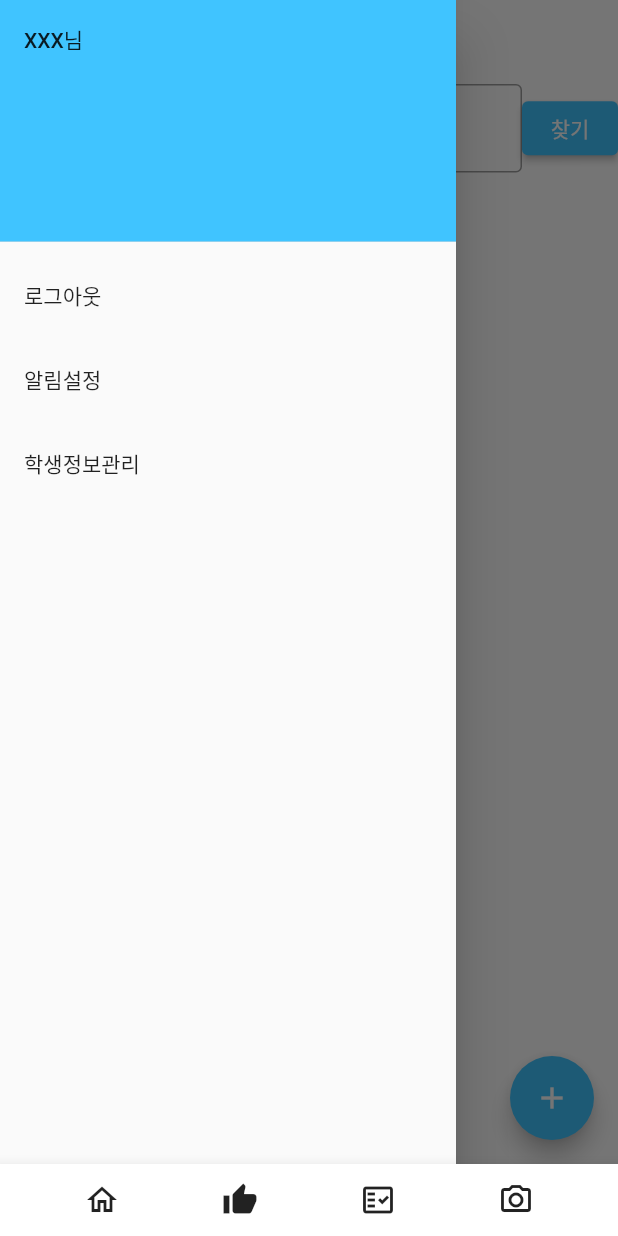
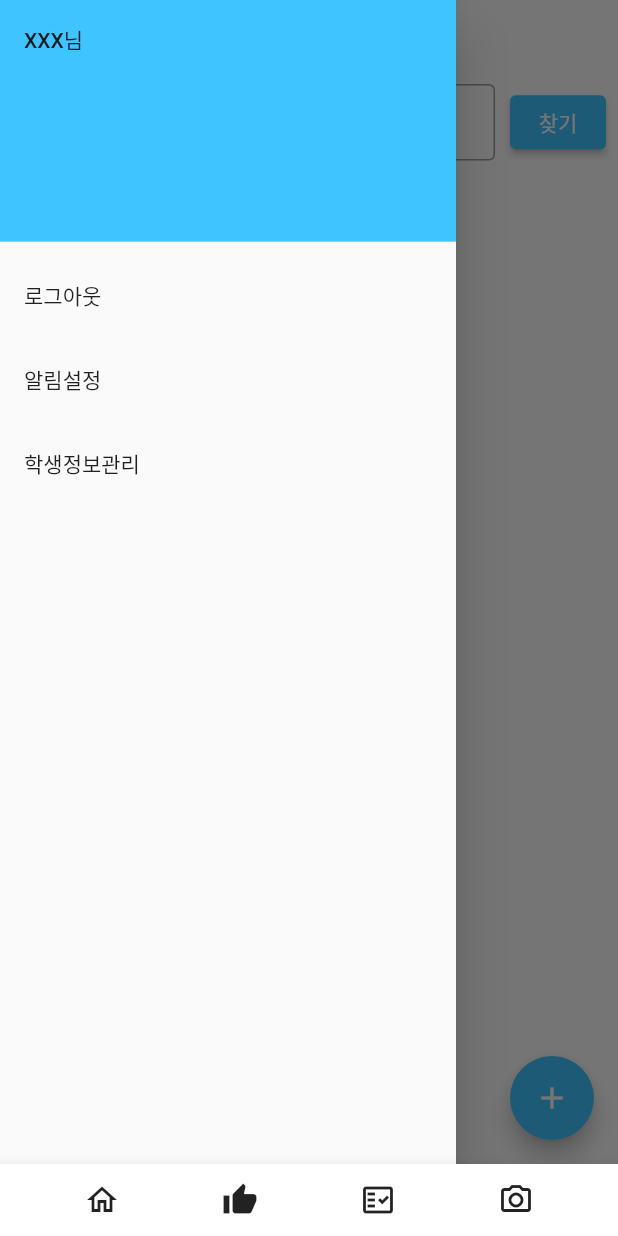
Before and after one commit to Hayun218/CRA, a Flutter app: the screen it shows after launch, item 2 of the bottom bar chosen, with the side drawer open, on a phone screen of 412 x 824 dp. Run offline on Flutter 3.47's test engine with Material 2 defaults, Android fonts, the phone set to English and light mode, and no system bars; our stand-ins replace cloud_firestore, date_format, file_picker, firebase_auth, firebase_core, firebase_storage and 1 more; missing offline and left inert: loading_animations; accounts and stored records are empty.

Commit message:
search & calendar

```diff
--- a/scoop/lib/dashboard.dart
+++ b/scoop/lib/dashboard.dart
@@ -1,6 +1,5 @@
 import 'package:flutter/material.dart';
 import 'package:scoop/screens/Drawer.dart';
-import 'package:scoop/student_info.dart';
 import 'package:table_calendar/table_calendar.dart';
 import 'event.dart';
 
--- a/scoop/lib/notice.dart
+++ b/scoop/lib/notice.dart
@@ -64,25 +64,44 @@ class _NoticeState extends State<Notice> {
                 Row(
                   children: <Widget>[
                     Expanded(child:
-                      TextField(
+                      Padding(
+                        padding: EdgeInsets.symmetric(horizontal: 10),
+                        child: TextField(
                           controller: controller,
-                        decoration: const InputDecoration(
-                          prefixIcon: Icon(Icons.search),
+                          decoration: InputDecoration(
+                            isDense: true,
+                            focusColor: Colors.lightBlueAccent,
+                            prefixIcon: Icon(Icons.search, color: Colors.black,),
                             border: OutlineInputBorder(),
+                            suffixIcon: IconButton(
+                              icon: Icon(Icons.clear, color: controller.text.isNotEmpty ? Colors.black : Colors.transparent,),
+                              onPressed: () {
+                                setState(() {
+                                  query = '';
+                                });
+                                controller.clear();
+                              },
                             ),
                           ),
                         ),
-                    ElevatedButton(
+                      ),
+                    ),
+                    Padding(
+                      padding: const EdgeInsets.only(right: 8.0),
+                      child: ElevatedButton(
                         onPressed: () {
                           setState(() {
                             query = controller.text;
                           });
                         },
-                      style: ButtonStyle(backgroundColor: MaterialStateProperty.all<Color>(Colors.lightBlueAccent)),
+                        style: ElevatedButton.styleFrom(
+                          primary: Colors.lightBlueAccent,
+                        ),
                         child: const Text(
                           '찾기',
                           style: TextStyle(
                             color: Colors.white,
+                          ),
                         ),
                       ),
                     ),
```
Lines whose indentation alone changed are shown as unchanged.
